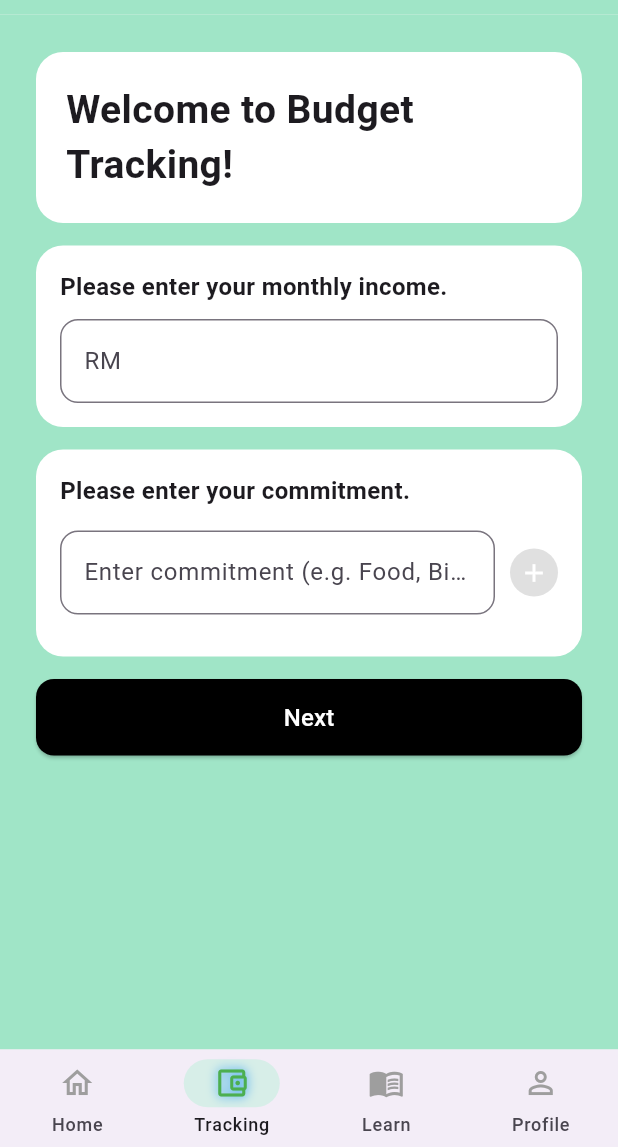
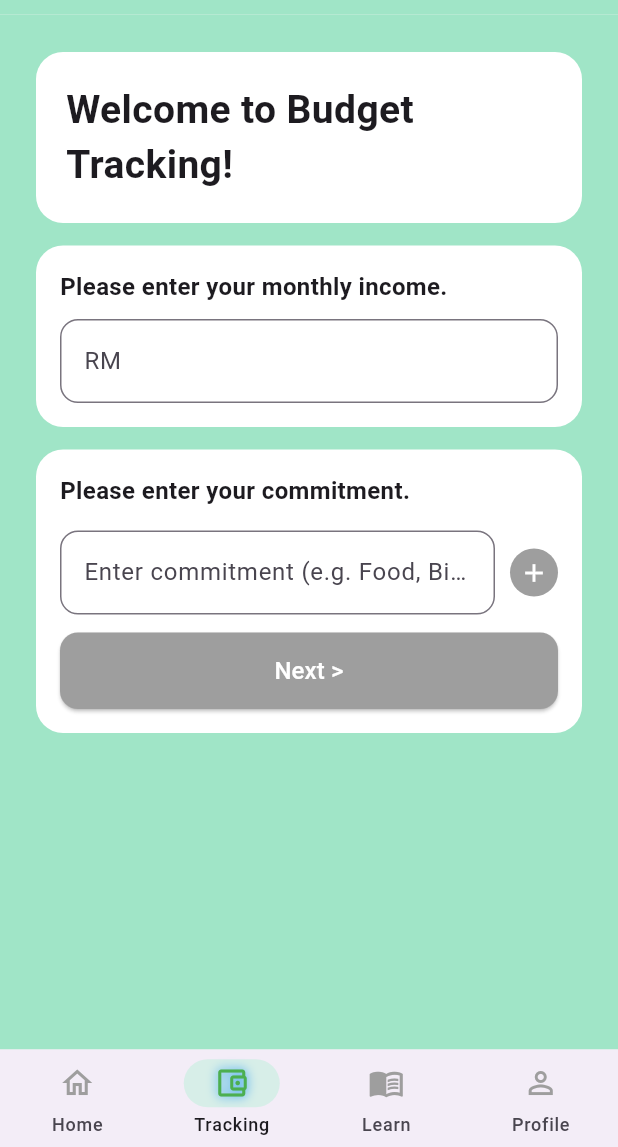
Before and after one commit to adamrujhan/DuitWise-CAT304, a Flutter app: the screen it shows once a user with an empty profile is signed in, item 2 of the bottom bar chosen, on a phone screen of 412 x 824 dp, the part 89-1236 px from its top. Run offline on Flutter 3.47's test engine with Material 3 defaults, Android fonts, the phone set to English and light mode, and no system bars; our stand-ins replace firebase_auth, firebase_core, fl_chart, flutter_riverpod, go_router, shared_preferences; accounts and stored records are empty; network calls fail.

Commit message:
reposition next button

```diff
--- a/duitwise_app/lib/modules/financial_tracking/budget_setup_page.dart
+++ b/duitwise_app/lib/modules/financial_tracking/budget_setup_page.dart
@@ -24,8 +24,17 @@ class _BudgetSetupPageState extends State<BudgetSetupPage> {
       backgroundColor: const Color(0xFFA0E5C7),
 
       body: SafeArea(
+        child: Column(
+          children: [
+            // ---------------------------
+            // MAIN CONTENT (scrollable)
+            // ---------------------------
+            Expanded(
               child: SingleChildScrollView(
-          padding: const EdgeInsets.symmetric(horizontal: 24, vertical: 10),
+                padding: const EdgeInsets.symmetric(
+                  horizontal: 24,
+                  vertical: 10,
+                ),
                 child: Column(
                   crossAxisAlignment: CrossAxisAlignment.start,
                   children: [
@@ -37,7 +46,10 @@ class _BudgetSetupPageState extends State<BudgetSetupPage> {
                         padding: const EdgeInsets.all(20),
                         child: const Text(
                           "Welcome to Budget Tracking!",
-                    style: TextStyle(fontSize: 26, fontWeight: FontWeight.w700),
+                          style: TextStyle(
+                            fontSize: 26,
+                            fontWeight: FontWeight.w700,
+                          ),
                         ),
                       ),
                     ),
@@ -95,20 +107,23 @@ class _BudgetSetupPageState extends State<BudgetSetupPage> {
                             ListView(
                               shrinkWrap: true,
                               physics: const NeverScrollableScrollPhysics(),
-                        children: commitments.asMap().entries.map((entry) {
-                          TextEditingController crtl = entry.value;
+                              children: commitments.asMap().entries.map((
+                                entry,
+                              ) {
+                                final ctrl = entry.value;
                                 return Padding(
                                   padding: const EdgeInsets.only(bottom: 12),
                                   child: Row(
                                     children: [
                                       Expanded(
                                         child: TextField(
-                                    controller: crtl,
+                                          controller: ctrl,
                                           decoration: InputDecoration(
                                             hintText:
                                                 "Enter commitment (e.g. Food, Bills)",
                                             border: OutlineInputBorder(
-                                        borderRadius: BorderRadius.circular(12),
+                                              borderRadius:
+                                                  BorderRadius.circular(12),
                                             ),
                                           ),
                                         ),
@@ -119,14 +134,16 @@ class _BudgetSetupPageState extends State<BudgetSetupPage> {
                                       GestureDetector(
                                         onTap: () {
                                           setState(() {
-                                      commitments.add(TextEditingController());
+                                            commitments.add(
+                                              TextEditingController(),
+                                            );
                                           });
                                         },
                                         child: Container(
                                           width: 32,
                                           height: 32,
                                           decoration: BoxDecoration(
-                                      color: Colors.grey[300],
+                                            color: Colors.grey[500],
                                             shape: BoxShape.circle,
                                           ),
                                           child: const Center(
@@ -143,35 +160,42 @@ class _BudgetSetupPageState extends State<BudgetSetupPage> {
                                 );
                               }).toList(),
                             ),
+                            // ---------------------------
+                            // BOTTOM "NEXT" BUTTON
+                            // ---------------------------
+                            SizedBox(
+                              width: double.infinity,
+                              child: ElevatedButton(
+                                onPressed: () {},
+                                style: ElevatedButton.styleFrom(
+                                  padding: const EdgeInsets.symmetric(
+                                    vertical: 14,
+                                  ),
+                                  backgroundColor: Colors.grey[500],
+                                  shape: RoundedRectangleBorder(
+                                    borderRadius: BorderRadius.circular(12),
+                                  ),
+                                ),
+                                child: const Text(
+                                  "Next >",
+                                  style: TextStyle(
+                                    fontSize: 16,
+                                    color: Colors.white,
+                                  ),
+                                ),
+                              ),
+                            ),
                           ],
                         ),
                       ),
                     ),
 
-              const SizedBox(height: 15),
-
-              // Next Button
-              SizedBox(
-                width: double.infinity,
-                child: ElevatedButton(
-                  onPressed: () {},
-                  style: ElevatedButton.styleFrom(
-                    padding: const EdgeInsets.symmetric(vertical: 14),
-                    backgroundColor: Colors.black,
-                    shape: RoundedRectangleBorder(
-                      borderRadius: BorderRadius.circular(12),
-                    ),
-                  ),
-                  child: const Text(
-                    "Next",
-                    style: TextStyle(fontSize: 16, color: Colors.white),
+                    const SizedBox(height: 20),
+                  ],
                 ),
               ),
             ),
-
-              const SizedBox(height: 15),
           ],
-          ),
         ),
       ),
     );
```
Lines whose indentation alone changed are shown as unchanged.
